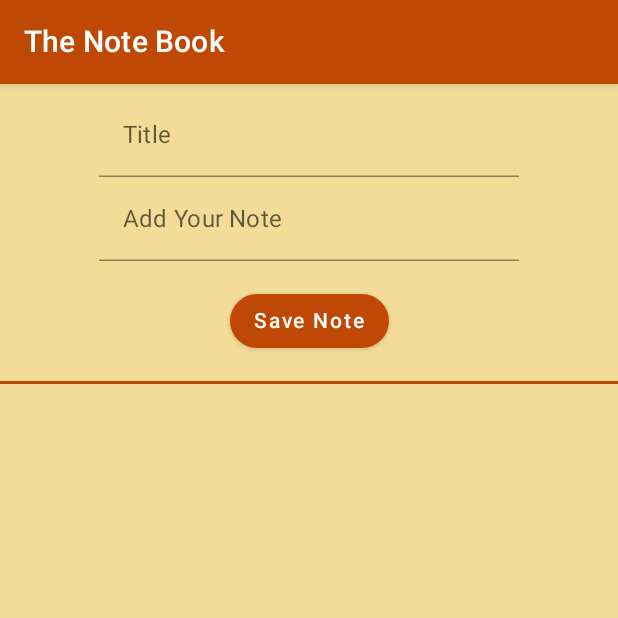
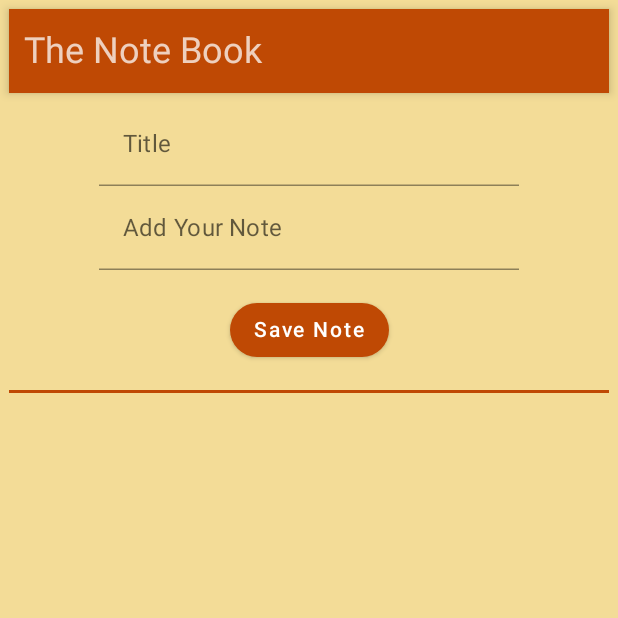
Before and after one commit to JerryApplegarth/TheNoteBook, an Android app built with Jetpack Compose: the screen it shows after launch (MainActivity), on a phone screen of 412 x 824 dp, the top half of it. Run offline under Robolectric (Android 15) with nearby library versions, the phone set to English and light mode, and no system bars; our stand-ins replace Dagger/Hilt's generated code, Room's generated code.

```diff
--- a/app/src/main/java/com/applegarthapps/MainActivity.kt
+++ b/app/src/main/java/com/applegarthapps/MainActivity.kt
@@ -45,7 +45,7 @@ fun NotesApp(noteViewModel: NoteViewModel) {
     NoteScreen(
         notes = notesList,
         onAddNote = { noteViewModel.addNote(it) },
-        onRemoveNote = { noteViewModel.removeNote(it) },
+        onRemoveNote = { noteViewModel.removeNote(it) }
     )
 
 }
--- a/app/src/main/java/com/applegarthapps/data/NoteDatabase.kt
+++ b/app/src/main/java/com/applegarthapps/data/NoteDatabase.kt
@@ -7,7 +7,7 @@ import com.applegarthapps.data.model.local.Note
 import com.applegarthapps.presentation.utils.DateConverter
 import com.applegarthapps.presentation.utils.UUIDConverter
 
-@Database(entities = [Note::class], version = 1, exportSchema = false)
+@Database(entities = [Note::class], version = 2, exportSchema = false)
 @TypeConverters(DateConverter::class, UUIDConverter::class)
 abstract class NoteDatabase: RoomDatabase() {
 
--- /dev/null
+++ b/app/src/main/java/com/applegarthapps/presentation/components/TopApp.kt
@@ -0,0 +1,45 @@
+package com.applegarthapps.presentation.components
+
+import androidx.compose.foundation.background
+import androidx.compose.foundation.layout.padding
+import androidx.compose.material.*
+import androidx.compose.material.icons.Icons
+import androidx.compose.material.icons.filled.Note
+import androidx.compose.runtime.Composable
+import androidx.compose.ui.Modifier
+import androidx.compose.ui.graphics.Color
+import androidx.compose.ui.res.stringResource
+import androidx.compose.ui.tooling.preview.Preview
+import androidx.compose.ui.unit.dp
+import androidx.compose.ui.unit.sp
+import com.applegarthapps.R
+
+@Composable
+fun TopApp() {
+
+    TopAppBar(
+        modifier = Modifier
+            .background(MaterialTheme.colors.secondary)
+    ) {
+        Text(
+            text = stringResource(id = R.string.app_name),
+            fontSize = 24.sp,
+            modifier = Modifier
+                .padding(start = 6.dp)
+                .weight(0.3f)
+                .background(color = Color.Transparent)
+        )
+
+    }
+
+}
+
+@Preview(
+    showBackground = true,
+    showSystemUi = true,
+    name = "Top App Bar"
+)
+@Composable
+fun TopAppPreview() {
+    TopApp()
+}
--- a/app/src/main/java/com/applegarthapps/presentation/screens/NoteScreen.kt
+++ b/app/src/main/java/com/applegarthapps/presentation/screens/NoteScreen.kt
@@ -1,12 +1,9 @@
 package com.applegarthapps.presentation.screens
 
 import android.widget.Toast
-import androidx.compose.foundation.clickable
 import androidx.compose.foundation.layout.*
 import androidx.compose.foundation.lazy.LazyColumn
 import androidx.compose.foundation.lazy.items
-import androidx.compose.foundation.shape.CornerBasedShape
-import androidx.compose.foundation.shape.RoundedCornerShape
 import androidx.compose.material.*
 import androidx.compose.runtime.*
 import androidx.compose.ui.Alignment
@@ -21,8 +18,8 @@ import com.applegarthapps.data.model.local.Note
 import com.applegarthapps.presentation.components.NoteButton
 import com.applegarthapps.presentation.components.NoteInputText
 import com.applegarthapps.presentation.components.NoteRow
+import com.applegarthapps.presentation.components.TopApp
 import com.applegarthapps.presentation.ui.theme.TheNoteBookTheme
-import com.applegarthapps.presentation.ui.theme.cardBackground
 import com.applegarthapps.presentation.ui.theme.newBackgroundColor
 
 @Composable
@@ -37,20 +34,13 @@ fun NoteScreen(
     var title by remember { mutableStateOf("") }
     var description by remember { mutableStateOf("") }
     val context = LocalContext.current
+
     Column(
         modifier = Modifier
-            .padding(0.dp)
+            .padding(6.dp)
     ) {
-        TopAppBar(
-            title = {
-                Text(text = stringResource(id = R.string.app_name))
-            },
-            actions = {
-
-            },
-            backgroundColor = MaterialTheme.colors.primary
-
-        )
+        TopApp()
+        //Content goes here
         Column(
             modifier = Modifier
                 .fillMaxWidth(),
@@ -59,29 +49,38 @@ fun NoteScreen(
             Spacer(modifier = Modifier.height(6.dp))
             NoteInputText(
                 text = title,
-                label = "Title",
+                label = stringResource(R.string.title),
                 onTextChange = { title = it },
             )
             NoteInputText(
                 text = description,
-                label = "Add Your Note",
+                label = stringResource(R.string.add_your_note),
                 onTextChange = { description = it },
             )
+            //add button
             Spacer(modifier = Modifier.height(16.dp))
             NoteButton(
-                text = "Save Note",
+                text = stringResource(R.string.save_note),
                 onClick = {
                     if (title.isNotEmpty() && description.isNotEmpty()) {
-                        onAddNote(Note(
+                        onAddNote(
+                            Note(
                                 title = title,
                                 description = description
-                        ))
-                        Toast.makeText(context, "Your Note has been added", Toast.LENGTH_SHORT).show()
+                            )
+                        )
+                        Toast.makeText(
+                            context,
+                            "Your Note has been added",
+                            Toast.LENGTH_SHORT
+                        )
+                            .show()
                         title = ""
                         description = ""
 
                     }
                 })
+        }
         Spacer(modifier = Modifier.height(16.dp))
         Divider(
             modifier = Modifier
@@ -92,25 +91,16 @@ fun NoteScreen(
         )
         Spacer(modifier = Modifier.height(16.dp))
         LazyColumn(
-                modifier = Modifier
-                    .fillMaxWidth()
-                    .padding(12.dp)
         ) {
             items(notes) { note ->
-                    NoteRow(note = note, onNoteClick = {
+                NoteRow(
+                    note = note,
+                    onNoteClick = {
                         onRemoveNote(note)
                     })
-
-
-                }
-
-
             }
         }
-
-
     }
-
 }
 
 
--- a/app/src/main/res/values/strings.xml
+++ b/app/src/main/res/values/strings.xml
@@ -1,3 +1,6 @@
 <resources>
     <string name="app_name">The Note Book</string>
+    <string name="title">Title</string>
+    <string name="add_your_note">Add Your Note</string>
+    <string name="save_note">Save Note</string>
 </resources>
```
Also changed, not shown: app/src/main/java/com/applegarthapps/presentation/components/NoteRow.kt (+7 -13 lines), app/src/main/java/com/applegarthapps/presentation/utils/utils.kt (added, +15 -0 lines). Lines whose indentation alone changed are shown as unchanged.
